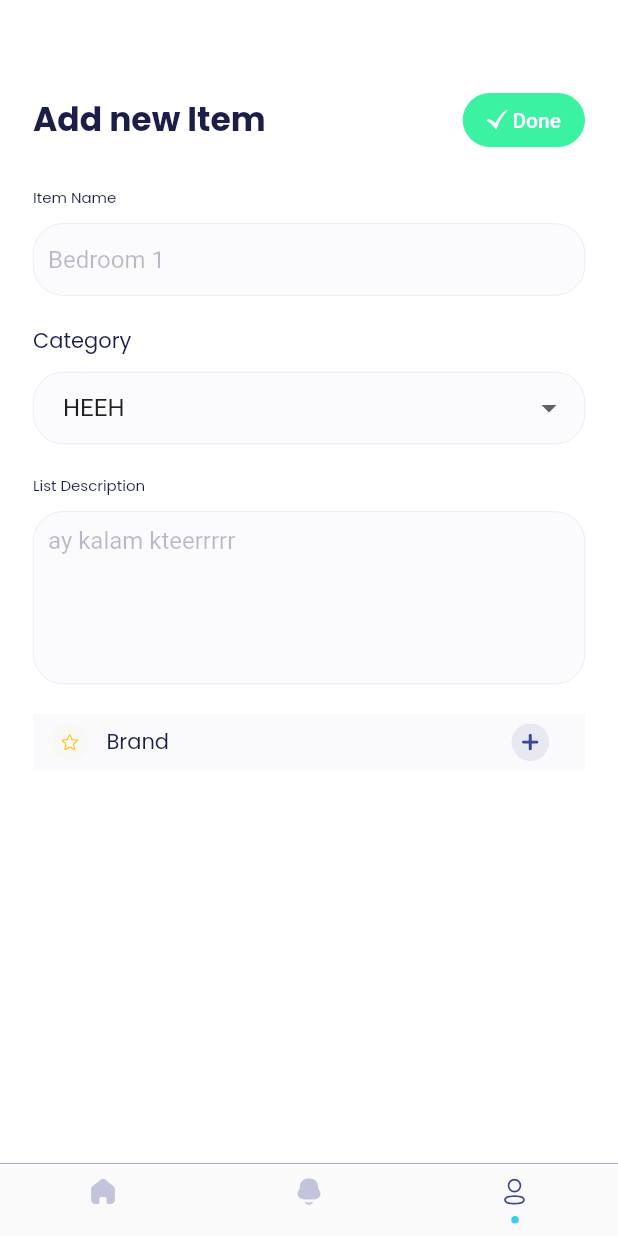
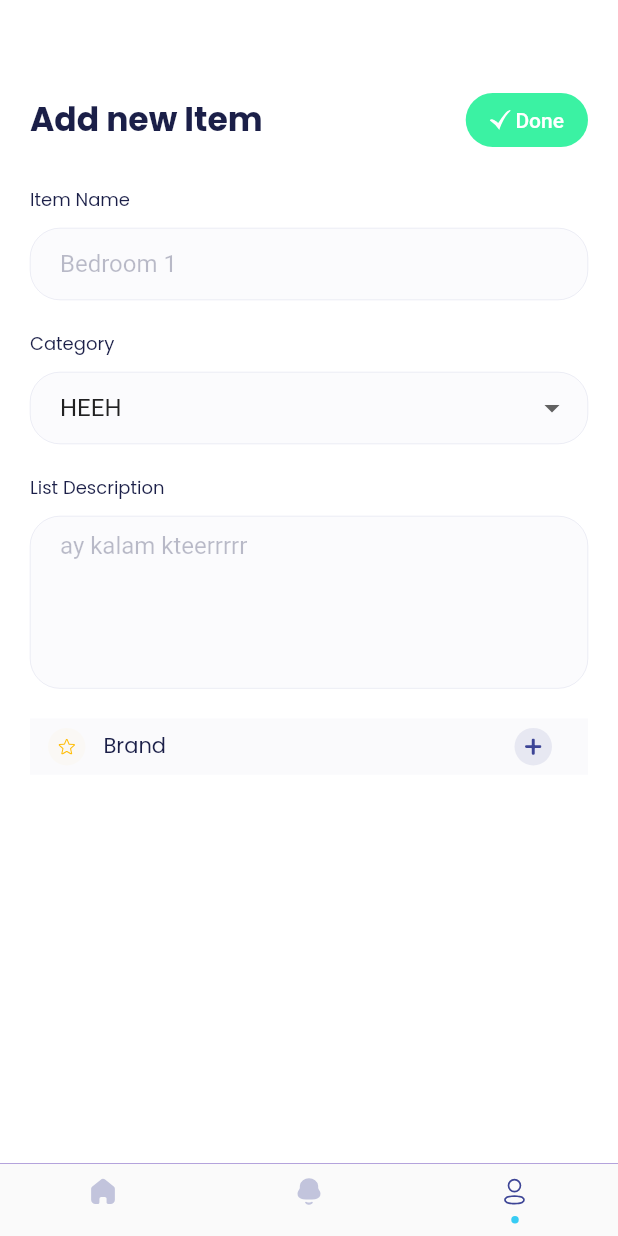
Before and after one commit to Mina-Nabil/shopanizer, a Flutter app: the screen it shows after launch, tab 3 chosen, on a phone screen of 412 x 824 dp. Run offline on Flutter 3.47's test engine with Material 2 defaults, Android fonts, the light colour scheme and no system bars; our stand-ins replace flutter_svg.

Commit message:
fix mostafa's shit :)

```diff
--- a/lib/main.dart
+++ b/lib/main.dart
@@ -26,7 +26,8 @@ class MyApp extends StatelessWidget {
           inputDecorationTheme: InputDecorationTheme(
               filled: true,
               fillColor: ShopColors.textFieldBG,
-              contentPadding: EdgeInsets.symmetric(horizontal: 20, vertical: 0),
+              contentPadding: EdgeInsets.symmetric(horizontal: 20, vertical: 10),
+              hintStyle: TextStyle(color: ShopColors.hintColor),
               enabledBorder: OutlineInputBorder(
                 borderRadius: BorderRadius.circular(20),
                 borderSide: BorderSide(
--- a/lib/screens/items/add_item.dart
+++ b/lib/screens/items/add_item.dart
@@ -17,9 +17,6 @@ class AddNewItemScreen extends StatefulWidget {
 }
 
 class _AddNewItemScreenState extends State<AddNewItemScreen> {
-  //screen constant dimensions
-  static const formFieldsPadding = 22.0;
-
   //form controllers
   TextEditingController _itemNameController = new TextEditingController();
   TextEditingController _listDescriptionController =
@@ -57,12 +54,11 @@ class _AddNewItemScreenState extends State<AddNewItemScreen> {
     return Scaffold(
       appBar: AppBar(),
       body: ListView(
+        padding: EdgeInsets.symmetric(horizontal: ShopEdgeInsects.scaffoldPadding),
         shrinkWrap: true,
         children: [
           //title area
-          Padding(
-            padding: const EdgeInsets.symmetric(horizontal: formFieldsPadding),
-            child: Row(
+          Row(
             mainAxisSize: MainAxisSize.max,
             mainAxisAlignment: MainAxisAlignment.spaceBetween,
             children: [
@@ -74,14 +70,12 @@ class _AddNewItemScreenState extends State<AddNewItemScreen> {
               ),
             ],
           ),
-          ),
           FormSpacing(),
           //item name
           TextBoxWithLabel(
             labelText: "Item Name",
             placeHolder: "Bedroom 1",
             controller: _itemNameController,
-            margin: formFieldsPadding,
           ),
           FormSpacing(),
 
@@ -90,7 +84,6 @@ class _AddNewItemScreenState extends State<AddNewItemScreen> {
             placeHolder: "Furniture",
             value: _selectedCategory,
             items: _categoryItems,
-            margin: formFieldsPadding,
             onChangedCallback: (index) {
               setState(() {
                 _selectedCategory = index;
@@ -106,7 +99,6 @@ class _AddNewItemScreenState extends State<AddNewItemScreen> {
             placeHolder: "ay kalam kteerrrrr ",
             controller: _listDescriptionController,
             maxLines: 5,
-            margin: formFieldsPadding,
           ),
 
           FormSpacing(),
@@ -114,7 +106,6 @@ class _AddNewItemScreenState extends State<AddNewItemScreen> {
             propertyName: "Brand",
             placeHolder: "Ikea",
             controllers: _brandsEditingControllers,
-            margin: formFieldsPadding,
             limit: 3,
             mainIconPath: Paths.starIcon,
             mainIconColor: ShopColors.yellow,
--- a/lib/shared/themes/shopanizer_theme.dart
+++ b/lib/shared/themes/shopanizer_theme.dart
@@ -42,6 +42,11 @@ class ShopColors {
   ///#3D4596 , 3%
   static Color primary3Precent = primary.withAlpha(7); // alpha 3%
 
+}
+
+class ShopEdgeInsects {
+
+  static const scaffoldPadding = 20.0;
 }
 
 class ShopTextStyles {
--- a/lib/shared/widgets/TextViews.dart
+++ b/lib/shared/widgets/TextViews.dart
@@ -1,14 +1,14 @@
 import 'package:flutter/material.dart';
 import 'package:shopanizer/shared/themes/shopanizer_theme.dart';
 
-class LabelTV extends StatelessWidget {
+class LabelText extends StatelessWidget {
   final String labelText;
-  LabelTV({required this.labelText});
+  LabelText({required this.labelText});
   @override
   Widget build(BuildContext context) {
     return Text(labelText,
         textAlign: TextAlign.left,
-        style: ShopTextStyles.s_r_2.copyWith(color: ShopColors.labelDarkBlue));
+        style: ShopTextStyles.s_r_3.copyWith(color: ShopColors.labelDarkBlue));
   }
 }
 
--- a/lib/shared/widgets/dropdown_with_label.dart
+++ b/lib/shared/widgets/dropdown_with_label.dart
@@ -1,6 +1,7 @@
 import 'package:flutter/material.dart';
 
 import 'package:shopanizer/shared/themes/shopanizer_theme.dart';
+import 'package:shopanizer/shared/widgets/TextViews.dart';
 
 class DropDownWithLabel extends StatelessWidget {
   static const borderRadius = 20.0;
@@ -10,15 +11,14 @@ class DropDownWithLabel extends StatelessWidget {
   final Function? _onChangedCallback;
   final int _value;
 
-  final double margin;
+
 
   DropDownWithLabel(
       {required String labelText,
       required String placeHolder,
       required List<DropdownMenuItem<int>> items,
       required Function? onChangedCallback,
-      required int value,
-      this.margin = 10})
+      required int value,})
       : this._labelText = labelText,
         this._items = items,
         this._onChangedCallback = onChangedCallback,
@@ -28,22 +28,12 @@ class DropDownWithLabel extends StatelessWidget {
   Widget build(BuildContext context) {
     return Container(
       width: double.infinity,
-      margin: EdgeInsets.symmetric(horizontal: margin),
       child: Column(
         mainAxisSize: MainAxisSize.min,
         children: [
           Container(
             width: double.infinity,
-            child: Text(
-              _labelText,
-              textAlign: TextAlign.left,
-              style: TextStyle(
-                color: ShopColors.labelDarkBlue,
-                fontSize: 14,
-                fontFamily: 'Poppins',
-                fontWeight: FontWeight.normal,
-              ),
-            ),
+            child: LabelText(labelText: _labelText),
           ),
           Container(
             height: 10,
--- a/lib/shared/widgets/property_tile.dart
+++ b/lib/shared/widgets/property_tile.dart
@@ -10,7 +10,6 @@ class PropertyTile extends StatefulWidget {
   //vars
   final String propertyName;
   final String placeHolder;
-  final double margin;
   final int limit;
   final String? mainIconPath;
   final Color? mainIconColor;
@@ -30,8 +29,7 @@ class PropertyTile extends StatefulWidget {
       this.mainIconBackgroundColor,
       this.extraIconPath,
       this.extraIconColor,
-      this.extraIconBackgroundColor,
-      this.margin = 10}) {
+      this.extraIconBackgroundColor}) {
     assert(mainIconPath == null || (mainIconBackgroundColor != null && mainIconColor != null));
     assert(extraIconPath == null || (extraIconBackgroundColor != null && extraIconColor != null));
     assert(controllers.length <= limit);
@@ -79,7 +77,6 @@ class _PropertyTileState extends State<PropertyTile> {
   Widget build(BuildContext context) {
     return Container(
         width: double.infinity,
-        margin: EdgeInsets.symmetric(horizontal: widget.margin),
         child: Column(
             mainAxisSize: MainAxisSize.min,
             children: [
--- a/lib/shared/widgets/textbox_with_label.dart
+++ b/lib/shared/widgets/textbox_with_label.dart
@@ -1,12 +1,8 @@
 import 'package:flutter/material.dart';
-
-import 'package:shopanizer/shared/Themes/shopanizer_theme.dart';
 import 'package:shopanizer/shared/widgets/TextViews.dart';
 
 class TextBoxWithLabel extends StatelessWidget {
   //default dimensions
-  static const borderRadius = 20.0;
-  final contentPadding = 10.0;
   final labelFontSize = 14.0;
   final labelSpacing = 10.0;
 
@@ -15,13 +11,10 @@ class TextBoxWithLabel extends StatelessWidget {
   final TextEditingController _controller;
   final int maxLines;
 
-  final double margin;
-
   TextBoxWithLabel(
       {required String labelText,
       required String placeHolder,
       required TextEditingController controller,
-      this.margin = 10,
       this.maxLines = 1})
       : this._labelText = labelText,
         this._controller = controller,
@@ -31,13 +24,12 @@ class TextBoxWithLabel extends StatelessWidget {
   Widget build(BuildContext context) {
     return Container(
       width: double.infinity,
-      margin: EdgeInsets.symmetric(horizontal: margin),
       child: Column(
         mainAxisSize: MainAxisSize.min,
         children: [
           Container(
             width: double.infinity,
-            child: LabelTV(
+            child: LabelText(
               labelText: _labelText,
             ),
           ),
@@ -49,15 +41,8 @@ class TextBoxWithLabel extends StatelessWidget {
             controller: _controller,
             maxLines: maxLines,
             decoration: InputDecoration(
-              focusedBorder: OutlineInputBorder(
-                  borderRadius: BorderRadius.all(Radius.circular(borderRadius)),
-                  borderSide: BorderSide(
-                    color: ShopColors.tabBarBorder,
-                  )),
               border: InputBorder.none,
               hintText: _placeHolder,
-              contentPadding: EdgeInsets.all(contentPadding),
-              hintStyle: TextStyle(color: ShopColors.hintColor),
             ),
           ),
         ],
```
Lines whose indentation alone changed are shown as unchanged.
